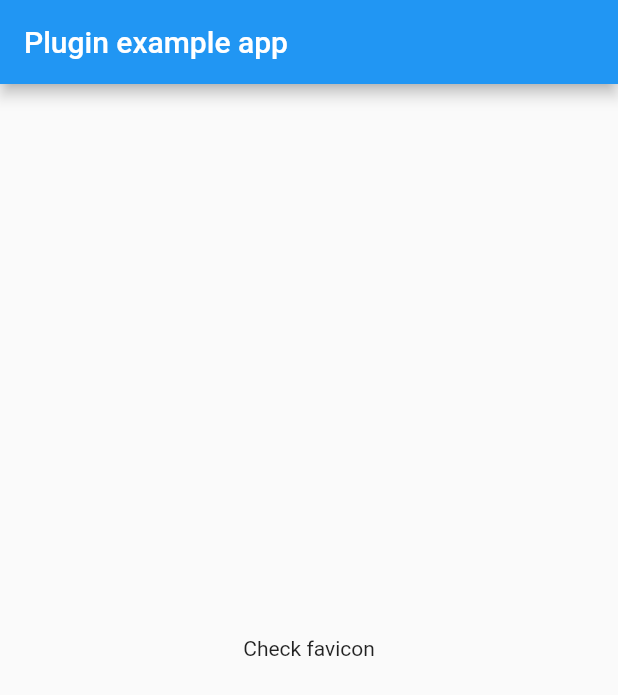
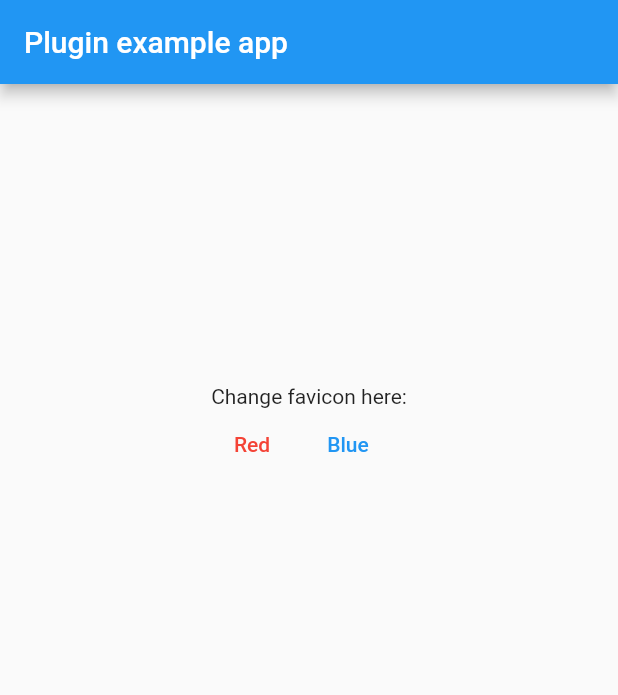
Before and after one commit to codebird/flutter_app_icons, a Flutter app: the screen it shows after launch, on a phone screen of 412 x 824 dp. Shown: the top 695 px of the screen. Run offline on Flutter 3.47's test engine with Material 2 defaults, Android fonts, the light colour scheme and no system bars; our stand-ins replace plugin_platform_interface; missing offline and left inert: dart:html.

Commit message:
updated example

```diff
--- a/example/lib/main.dart
+++ b/example/lib/main.dart
@@ -29,7 +29,39 @@ class _MyAppState extends State<MyApp> {
           title: const Text('Plugin example app'),
         ),
         body: Center(
-          child: Text('Check favicon\n'),
+          child: SizedBox(
+            width: 140,
+            child: Padding(
+              padding: const EdgeInsets.fromLTRB(0, 200, 0, 0),
+              child: Column(
+                children: [
+                  Text('Change favicon here:'),
+                  Row(
+                    children: [
+                      TextButton(
+                        onPressed: () {
+                          _flutterAppIconsPlugin.setIcon(
+                              icon: 'favicon-failure.png');
+                        },
+                        child: const Text(
+                          'Red',
+                          style: TextStyle(color: Colors.red),
+                        ),
+                      ),
+                      TextButton(
+                        onPressed: () {
+                          _flutterAppIconsPlugin.setIcon(icon: 'favicon.png');
+                        },
+                        child: const Text(
+                          'Blue',
+                        ),
+                      ),
+                    ],
+                  ),
+                ],
+              ),
+            ),
+          ),
         ),
       ),
     );
--- a/pubspec.yaml
+++ b/pubspec.yaml
@@ -1,6 +1,6 @@
 name: flutter_app_icons
 description: Dynamic App Icon, for a beginning this will only be for web favicon, because there is no way to change that with flutter, for later it is intended that we support app icons on Android and iOS.
-version: 0.0.3
+version: 0.0.4
 homepage: https://github.com/codebird/flutter_app_icons
 
 environment:
```
Also changed, not shown: example/pubspec.lock, 2 other files.
